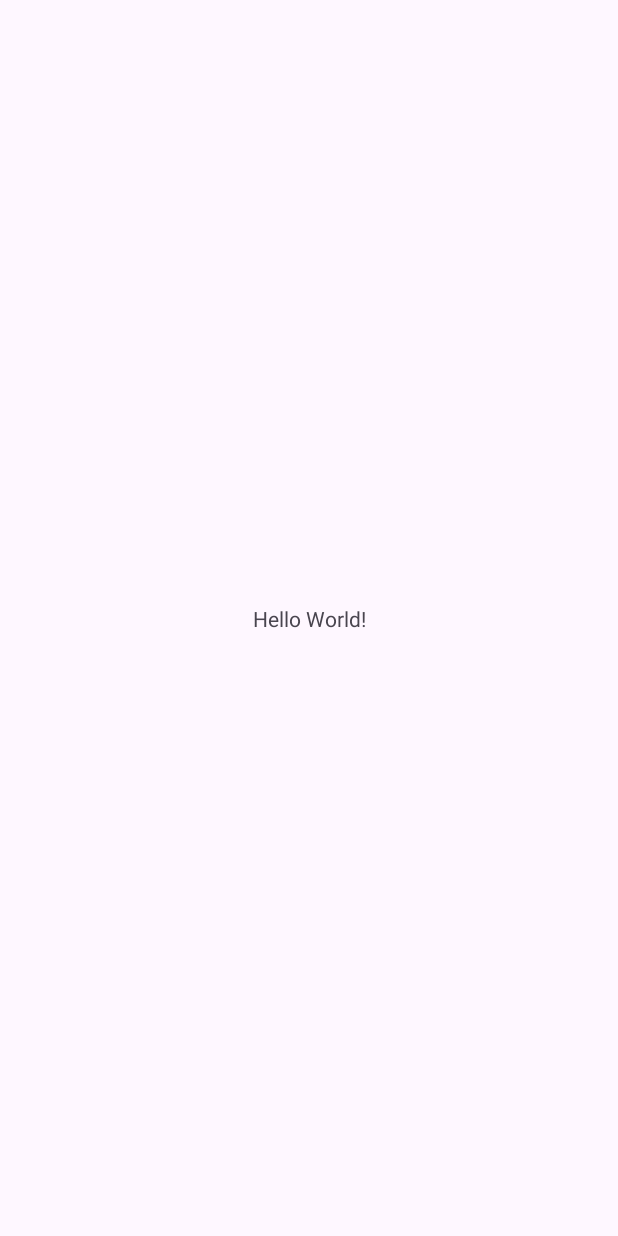
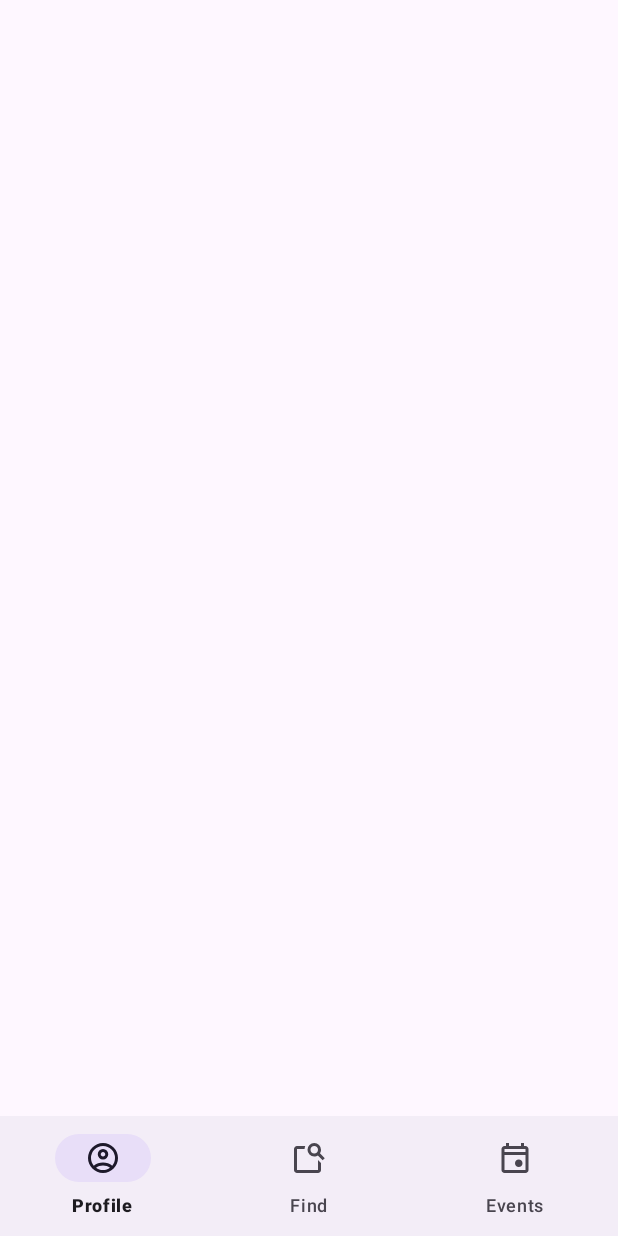
Before and after one commit to CMPUT301F25Syzygy/Syzygy-EventApp, an Android app: the screen it shows after launch (MainActivity), on a phone screen of 412 x 824 dp. Before the commit the screen is almost empty. Run offline under Robolectric (Android 15) with nearby library versions, the phone set to English and light mode, and no system bars.

Commit message:
add NavigationStackFragment

```diff
--- a/SyzygyEventApp/app/src/main/java/com/example/syzygy_eventapp/MainActivity.java
+++ b/SyzygyEventApp/app/src/main/java/com/example/syzygy_eventapp/MainActivity.java
@@ -1,24 +1,41 @@
 package com.example.syzygy_eventapp;
 
 import android.os.Bundle;
+import android.view.MenuItem;
 
-import androidx.activity.EdgeToEdge;
 import androidx.appcompat.app.AppCompatActivity;
-import androidx.core.graphics.Insets;
-import androidx.core.view.ViewCompat;
-import androidx.core.view.WindowInsetsCompat;
 
-public class MainActivity extends AppCompatActivity {
+import androidx.fragment.app.Fragment;
+import androidx.fragment.app.FragmentManager;
+import com.google.android.material.navigation.NavigationBarView.OnItemSelectedListener;
+
+public class MainActivity extends AppCompatActivity implements OnItemSelectedListener {
+    private NavigationStackFragment navStack;
 
     @Override
     protected void onCreate(Bundle savedInstanceState) {
         super.onCreate(savedInstanceState);
-        EdgeToEdge.enable(this);
         setContentView(R.layout.activity_main);
-        ViewCompat.setOnApplyWindowInsetsListener(findViewById(R.id.main), (v, insets) -> {
-            Insets systemBars = insets.getInsets(WindowInsetsCompat.Type.systemBars());
-            v.setPadding(systemBars.left, systemBars.top, systemBars.right, systemBars.bottom);
-            return insets;
-        });
+
+        navStack = new NavigationStackFragment();
+
+        FragmentManager manager = getSupportFragmentManager();
+        manager.beginTransaction()
+                .replace(R.id.activity_main, navStack)
+                .commit();
+
+        navStack.pushScreen(new Fragment()); // empty screen
+
+        navStack.setScreenNavMenu(0, R.menu.entrant_nav_menu, this);
+        // navStack.setScreenNavMenu(0, R.menu.organizer_nav_menu, this);
+        // navStack.setScreenNavMenu(0, R.menu.admin_nav_menu, this);
+    }
+
+    public boolean onNavigationItemSelected(MenuItem item) {
+        int id = item.getItemId();
+
+        // do screen replacement
+
+        return true;
     }
 }
--- /dev/null
+++ b/SyzygyEventApp/app/src/main/java/com/example/syzygy_eventapp/NavigationStackFragment.java
@@ -0,0 +1,195 @@
+package com.example.syzygy_eventapp;
+
+import android.os.Bundle;
+
+import androidx.fragment.app.Fragment;
+import androidx.fragment.app.FragmentManager;
+
+import android.view.LayoutInflater;
+import android.view.MenuItem;
+import android.view.View;
+import android.view.ViewGroup;
+
+import com.google.android.material.bottomnavigation.BottomNavigationView;
+import com.google.android.material.navigation.NavigationBarView.OnItemSelectedListener;
+
+import java.util.Stack;
+
+/**
+ * Manages a stack of different screens (fragments) that can be pushed and popped.
+ * This allows one screen to open a sub screen and then return back.
+ * Allows displays a bottom navigation bar which screens can customize and then listen to.
+ */
+public class NavigationStackFragment extends Fragment implements OnItemSelectedListener {
+    private static class Screen {
+        public Fragment fragment;
+        public OnItemSelectedListener listener = null;
+        public Integer menuResId = null;
+        public Integer menuSelectedItemId = null;
+
+        Screen(Fragment fragment) {
+            this.fragment = fragment;
+        }
+    }
+
+    final private Stack<Screen> screenStack = new Stack<>();
+    private BottomNavigationView navBar;
+    private Screen displayedScreen = null;
+
+    @Override
+    public View onCreateView(LayoutInflater inflater, ViewGroup container,
+                             Bundle savedInstanceState) {
+        // Inflate the layout for this fragment
+        View view = inflater.inflate(R.layout.fragment_navigation_stack, container, false);
+
+        navBar = view.findViewById(R.id.bottom_nav_bar);
+
+        refreshNavBar();
+
+        navBar.setOnItemSelectedListener(this);
+
+        return view;
+    }
+
+    /**
+     * Handles when a nav item is clicked, calling whatever callback is associated.
+     * @param item the selected item
+     * @return true if the item should be shown as selected
+     */
+    public boolean onNavigationItemSelected(MenuItem item) {
+        int id = item.getItemId();
+
+        Screen menuScreen = getCurrentMenuScreen();
+        menuScreen.menuSelectedItemId = id;
+
+        return menuScreen.listener.onNavigationItemSelected(item);
+    }
+
+    /**
+     * Adds a screen to the stack.
+     * @param fragment a fragment with new screen contents
+     */
+    public void pushScreen(Fragment fragment) {
+        FragmentManager manager = getParentFragmentManager();
+        manager.beginTransaction()
+                .replace(R.id.fragment_frame, fragment)
+                .commit();
+
+        screenStack.push(new Screen(fragment));
+        refreshNavBar();
+    }
+
+    /**
+     * Remove the screen on the top of the stack. Goes back to a previous screen.
+     */
+    public void popScreen() {
+        Screen screen = screenStack.pop();
+
+        FragmentManager manager = getParentFragmentManager();
+        manager.beginTransaction()
+                .replace(R.id.fragment_frame, screen.fragment)
+                .commit();
+
+        refreshNavBar();
+    }
+
+    /**
+     * Replaces the screen at the top of the stack, keeping whatever nav menu may have had.
+     * This means the old screen's onNavigationItemSelected listener can still be called.
+     * @param fragment a fragment to replace the screen contents
+     */
+    public void replaceScreen(Fragment fragment) {
+        FragmentManager manager = getParentFragmentManager();
+        manager.beginTransaction()
+                .replace(R.id.fragment_frame, fragment)
+                .commit();
+
+        if (screenStack.isEmpty()) {
+            screenStack.push(new Screen(fragment));
+        } else {
+            Screen screen = screenStack.peek();
+            screen.fragment = fragment;
+        }
+
+        refreshNavBar();
+    }
+
+    /**
+     * Calls {@link #setScreenNavMenu(int, int, OnItemSelectedListener)} with the index of the top stack item
+     */
+    public void setScreenNavMenu(int menuResId, OnItemSelectedListener listener) {
+        setScreenNavMenu(screenStack.size() - 1 , menuResId, listener);
+    }
+
+    /**
+     * Sets the navigation menu for a screen.
+     * Any screens above it without their own navigation menu will use the first menu below them in the stack.
+     * Using index 0 will change the main menu.
+     * @param index index into the stack where the menu is being added
+     * @param menuResId the resource ID of the menu
+     * @param listener a listener to respond to onNavigationItemSelected calls
+     */
+    public void setScreenNavMenu(int index, int menuResId, OnItemSelectedListener listener) {
+        Screen screen = screenStack.get(index);
+        screen.listener = listener;
+        screen.menuResId = menuResId;
+
+        refreshNavBar();
+    }
+
+    /**
+     * Refreshing the nav menu with any changes that have happened
+     */
+    private void refreshNavBar() {
+        Screen menuScreen = getCurrentMenuScreen();
+
+        if (navBar != null) {
+            if (menuScreen == null) {
+                clearNavBar();
+            } else if (displayedScreen == null || !displayedScreen.equals(menuScreen)) {
+                System.out.println(displayedScreen);
+                inflateIntoNavBar(menuScreen);
+            }
+        }
+    }
+
+    /**
+     * Opens a new menu in the bottom nav bar, while clearing the old one
+     */
+    private void inflateIntoNavBar(Screen screen) {
+        clearNavBar();
+        navBar.inflateMenu(screen.menuResId);
+        displayedScreen = screen;
+
+        if (screen.menuSelectedItemId != null) {
+            // wait for the nav bar to finish setting up
+            navBar.post(() -> {
+                navBar.setSelectedItemId(screen.menuSelectedItemId);
+            });
+        } else {
+            screen.menuSelectedItemId = navBar.getSelectedItemId();
+        }
+    }
+
+    /**
+     * Clears the nav bar menu so it has no buttons
+     */
+    private void clearNavBar() {
+        navBar.getMenu().clear();
+        displayedScreen = null;
+    }
+
+    /**
+     * Finds the top-most screen with a nav menu assigned to it using {@link #setScreenNavMenu(int, int, OnItemSelectedListener)}.
+     * This screen has the menu that should be rendered to the nav bar.
+     * @return the screen with the current nav menu
+     */
+    private Screen getCurrentMenuScreen() {
+        for(int i = screenStack.size() - 1; i >= 0; i--) {
+            Screen screen = screenStack.get(i);
+            if (screen.menuResId != null) return screen;
+        }
+
+        return null;
+    }
+}
--- /dev/null
+++ b/SyzygyEventApp/app/src/main/res/drawable/outline_admin_24.xml
@@ -0,0 +1,5 @@
+<vector xmlns:android="http://schemas.android.com/apk/res/android" android:height="24dp" android:tint="#000000" android:viewportHeight="960" android:viewportWidth="960" android:width="24dp">
+
+    <path android:fillColor="@android:color/white" android:pathData="M680,680Q705,680 722.5,662.5Q740,645 740,620Q740,595 722.5,577.5Q705,560 680,560Q655,560 637.5,577.5Q620,595 620,620Q620,645 637.5,662.5Q655,680 680,680ZM680,800Q711,800 737,785.5Q763,771 779,747Q757,734 732,727Q707,720 680,720Q653,720 628,727Q603,734 581,747Q597,771 623,785.5Q649,800 680,800ZM480,880Q341,845 250.5,720.5Q160,596 160,444L160,200L480,80L800,200L800,427Q781,419 761,412.5Q741,406 720,403L720,256L480,166L240,256L240,444Q240,491 252.5,538Q265,585 287.5,627.5Q310,670 342,706Q374,742 413,766L413,766Q424,798 442,827Q460,856 483,879Q482,879 481.5,879.5Q481,880 480,880ZM680,880Q597,880 538.5,821.5Q480,763 480,680Q480,597 538.5,538.5Q597,480 680,480Q763,480 821.5,538.5Q880,597 880,680Q880,763 821.5,821.5Q763,880 680,880ZM480,466L480,466Q480,466 480,466Q480,466 480,466Q480,466 480,466Q480,466 480,466L480,466L480,466L480,466L480,466Q480,466 480,466Q480,466 480,466Q480,466 480,466Q480,466 480,466Q480,466 480,466Q480,466 480,466Z"/>
+
+</vector>
--- /dev/null
+++ b/SyzygyEventApp/app/src/main/res/drawable/outline_arrow_back_24.xml
@@ -0,0 +1,5 @@
+<vector xmlns:android="http://schemas.android.com/apk/res/android" android:autoMirrored="true" android:height="24dp" android:tint="#000000" android:viewportHeight="960" android:viewportWidth="960" android:width="24dp">
+
+    <path android:fillColor="@android:color/white" android:pathData="M313,520L537,744L480,800L160,480L480,160L537,216L313,440L800,440L800,520L313,520Z"/>
+
+</vector>
--- /dev/null
+++ b/SyzygyEventApp/app/src/main/res/drawable/outline_event_24.xml
@@ -0,0 +1,5 @@
+<vector xmlns:android="http://schemas.android.com/apk/res/android" android:height="24dp" android:tint="#000000" android:viewportHeight="960" android:viewportWidth="960" android:width="24dp">
+
+    <path android:fillColor="@android:color/white" android:pathData="M580,720Q538,720 509,691Q480,662 480,620Q480,578 509,549Q538,520 580,520Q622,520 651,549Q680,578 680,620Q680,662 651,691Q622,720 580,720ZM200,880Q167,880 143.5,856.5Q120,833 120,800L120,240Q120,207 143.5,183.5Q167,160 200,160L240,160L240,80L320,80L320,160L640,160L640,80L720,80L720,160L760,160Q793,160 816.5,183.5Q840,207 840,240L840,800Q840,833 816.5,856.5Q793,880 760,880L200,880ZM200,800L760,800Q760,800 760,800Q760,800 760,800L760,400L200,400L200,800Q200,800 200,800Q200,800 200,800ZM200,320L760,320L760,240Q760,240 760,240Q760,240 760,240L200,240Q200,240 200,240Q200,240 200,240L200,320ZM200,320L200,240Q200,240 200,240Q200,240 200,240L200,240Q200,240 200,240Q200,240 200,240L200,320Z"/>
+
+</vector>
--- /dev/null
+++ b/SyzygyEventApp/app/src/main/res/drawable/outline_organize_24.xml
@@ -0,0 +1,5 @@
+<vector xmlns:android="http://schemas.android.com/apk/res/android" android:height="24dp" android:tint="#000000" android:viewportHeight="960" android:viewportWidth="960" android:width="24dp">
+
+    <path android:fillColor="@android:color/white" android:pathData="M200,840Q167,840 143.5,816.5Q120,793 120,760L120,200Q120,167 143.5,143.5Q167,120 200,120L367,120Q378,85 410,62.5Q442,40 480,40Q520,40 551.5,62.5Q583,85 594,120L760,120Q793,120 816.5,143.5Q840,167 840,200L840,760Q840,793 816.5,816.5Q793,840 760,840L200,840ZM200,760L760,760Q760,760 760,760Q760,760 760,760L760,200Q760,200 760,200Q760,200 760,200L680,200L680,320L280,320L280,200L200,200Q200,200 200,200Q200,200 200,200L200,760Q200,760 200,760Q200,760 200,760ZM480,200Q497,200 508.5,188.5Q520,177 520,160Q520,143 508.5,131.5Q497,120 480,120Q463,120 451.5,131.5Q440,143 440,160Q440,177 451.5,188.5Q463,200 480,200Z"/>
+
+</vector>
--- /dev/null
+++ b/SyzygyEventApp/app/src/main/res/drawable/outline_profile_24.xml
@@ -0,0 +1,5 @@
+<vector xmlns:android="http://schemas.android.com/apk/res/android" android:height="24dp" android:tint="#000000" android:viewportHeight="960" android:viewportWidth="960" android:width="24dp">
+
+    <path android:fillColor="@android:color/white" android:pathData="M234,684Q285,645 348,622.5Q411,600 480,600Q549,600 612,622.5Q675,645 726,684Q761,643 780.5,591Q800,539 800,480Q800,347 706.5,253.5Q613,160 480,160Q347,160 253.5,253.5Q160,347 160,480Q160,539 179.5,591Q199,643 234,684ZM480,520Q421,520 380.5,479.5Q340,439 340,380Q340,321 380.5,280.5Q421,240 480,240Q539,240 579.5,280.5Q620,321 620,380Q620,439 579.5,479.5Q539,520 480,520ZM480,880Q397,880 324,848.5Q251,817 197,763Q143,709 111.5,636Q80,563 80,480Q80,397 111.5,324Q143,251 197,197Q251,143 324,111.5Q397,80 480,80Q563,80 636,111.5Q709,143 763,197Q817,251 848.5,324Q880,397 880,480Q880,563 848.5,636Q817,709 763,763Q709,817 636,848.5Q563,880 480,880ZM480,800Q533,800 580,784.5Q627,769 666,740Q627,711 580,695.5Q533,680 480,680Q427,680 380,695.5Q333,711 294,740Q333,769 380,784.5Q427,800 480,800ZM480,440Q506,440 523,423Q540,406 540,380Q540,354 523,337Q506,320 480,320Q454,320 437,337Q420,354 420,380Q420,406 437,423Q454,440 480,440ZM480,380Q480,380 480,380Q480,380 480,380Q480,380 480,380Q480,380 480,380Q480,380 480,380Q480,380 480,380Q480,380 480,380Q480,380 480,380ZM480,740Q480,740 480,740Q480,740 480,740Q480,740 480,740Q480,740 480,740Q480,740 480,740Q480,740 480,740Q480,740 480,740Q480,740 480,740Z"/>
+
+</vector>
--- /dev/null
+++ b/SyzygyEventApp/app/src/main/res/drawable/outline_search_24.xml
@@ -0,0 +1,5 @@
+<vector xmlns:android="http://schemas.android.com/apk/res/android" android:height="24dp" android:tint="#000000" android:viewportHeight="960" android:viewportWidth="960" android:width="24dp">
+
+    <path android:fillColor="@android:color/white" android:pathData="M720,530L800,610L800,800Q800,833 776.5,856.5Q753,880 720,880L160,880Q127,880 103.5,856.5Q80,833 80,800L80,240Q80,207 103.5,183.5Q127,160 160,160L380,160Q372,178 368,198.5Q364,219 362,240L160,240Q160,240 160,240Q160,240 160,240L160,800Q160,800 160,800Q160,800 160,800L720,800Q720,800 720,800Q720,800 720,800L720,530ZM772,356L900,484L844,540L716,412Q695,424 671,432Q647,440 620,440Q545,440 492.5,387.5Q440,335 440,260Q440,185 492.5,132.5Q545,80 620,80Q695,80 747.5,132.5Q800,185 800,260Q800,287 792,311Q784,335 772,356ZM620,360Q662,360 691,331Q720,302 720,260Q720,218 691,189Q662,160 620,160Q578,160 549,189Q520,218 520,260Q520,302 549,331Q578,360 620,360ZM160,530L160,800Q160,800 160,800Q160,800 160,800L160,800Q160,800 160,800Q160,800 160,800L160,240Q160,240 160,240Q160,240 160,240L160,240Q160,357 160,438.5Q160,520 160,520Q160,520 160,517Q160,514 160,508L160,530Z"/>
+
+</vector>
--- a/SyzygyEventApp/app/src/main/res/layout/activity_main.xml
+++ b/SyzygyEventApp/app/src/main/res/layout/activity_main.xml
@@ -2,18 +2,8 @@
 <androidx.constraintlayout.widget.ConstraintLayout xmlns:android="http://schemas.android.com/apk/res/android"
     xmlns:app="http://schemas.android.com/apk/res-auto"
     xmlns:tools="http://schemas.android.com/tools"
-    android:id="@+id/main"
+    android:id="@+id/activity_main"
     android:layout_width="match_parent"
-    android:layout_height="match_parent"
-    tools:context=".MainActivity">
-
-    <TextView
-        android:layout_width="wrap_content"
-        android:layout_height="wrap_content"
-        android:text="Hello World!"
-        app:layout_constraintBottom_toBottomOf="parent"
-        app:layout_constraintEnd_toEndOf="parent"
-        app:layout_constraintStart_toStartOf="parent"
-        app:layout_constraintTop_toTopOf="parent" />
+    android:layout_height="match_parent">
 
 </androidx.constraintlayout.widget.ConstraintLayout>
--- /dev/null
+++ b/SyzygyEventApp/app/src/main/res/layout/fragment_navigation_stack.xml
@@ -0,0 +1,27 @@
+<?xml version="1.0" encoding="utf-8"?>
+<androidx.constraintlayout.widget.ConstraintLayout xmlns:android="http://schemas.android.com/apk/res/android"
+    xmlns:app="http://schemas.android.com/apk/res-auto"
+    xmlns:tools="http://schemas.android.com/tools"
+    android:id="@+id/fragment_navigation_bar"
+    android:layout_width="match_parent"
+    android:layout_height="match_parent">
+
+    <FrameLayout
+        android:id="@+id/fragment_frame"
+        android:layout_width="match_parent"
+        android:layout_height="0dp"
+        app:layout_constraintBottom_toTopOf="@+id/bottom_nav_bar"
+        app:layout_constraintEnd_toEndOf="parent"
+        app:layout_constraintStart_toStartOf="parent"
+        app:layout_constraintTop_toTopOf="parent" />
+
+    <com.google.android.material.bottomnavigation.BottomNavigationView
+        android:id="@+id/bottom_nav_bar"
+        android:layout_width="match_parent"
+        android:layout_height="wrap_content"
+        app:layout_constraintStart_toEndOf="@id/fragment_frame"
+        app:layout_constraintBottom_toBottomOf="parent"
+        app:layout_constraintEnd_toEndOf="parent"
+        app:layout_constraintStart_toStartOf="parent" />
+
+</androidx.constraintlayout.widget.ConstraintLayout>
--- /dev/null
+++ b/SyzygyEventApp/app/src/main/res/menu/admin_nav_menu.xml
@@ -0,0 +1,23 @@
+<?xml version="1.0" encoding="utf-8"?>
+<menu xmlns:android="http://schemas.android.com/apk/res/android">
+    <item
+        android:id="@+id/profile_nav_button"
+        android:title="Profile"
+        android:icon="@drawable/outline_profile_24"/>
+    <item
+        android:id="@+id/find_nav_button"
+        android:title="Find"
+        android:icon="@drawable/outline_search_24"/>
+    <item
+        android:id="@+id/events_nav_button"
+        android:title="Events"
+        android:icon="@drawable/outline_event_24"/>
+    <item
+        android:id="@+id/organize_nav_button"
+        android:title="Organize"
+        android:icon="@drawable/outline_organize_24"/>
+    <item
+        android:id="@+id/admin_nav_button"
+        android:title="Admin"
+        android:icon="@drawable/outline_admin_24"/>
+</menu>
--- /dev/null
+++ b/SyzygyEventApp/app/src/main/res/menu/back_nav_menu.xml
@@ -0,0 +1,7 @@
+<?xml version="1.0" encoding="utf-8"?>
+<menu xmlns:android="http://schemas.android.com/apk/res/android">
+    <item
+        android:id="@+id/profile_nav_button"
+        android:title="Back"
+        android:icon="@drawable/outline_arrow_back_24"/>
+</menu>
--- /dev/null
+++ b/SyzygyEventApp/app/src/main/res/menu/entrant_nav_menu.xml
@@ -0,0 +1,15 @@
+<?xml version="1.0" encoding="utf-8"?>
+<menu xmlns:android="http://schemas.android.com/apk/res/android">
+    <item
+        android:id="@+id/profile_nav_button"
+        android:title="Profile"
+        android:icon="@drawable/outline_profile_24"/>
+    <item
+        android:id="@+id/find_nav_button"
+        android:title="Find"
+        android:icon="@drawable/outline_search_24"/>
+    <item
+        android:id="@+id/events_nav_button"
+        android:title="Events"
+        android:icon="@drawable/outline_event_24"/>
+</menu>
--- /dev/null
+++ b/SyzygyEventApp/app/src/main/res/menu/organizer_nav_menu.xml
@@ -0,0 +1,19 @@
+<?xml version="1.0" encoding="utf-8"?>
+<menu xmlns:android="http://schemas.android.com/apk/res/android">
+    <item
+        android:id="@+id/profile_nav_button"
+        android:title="Profile"
+        android:icon="@drawable/outline_profile_24"/>
+    <item
+        android:id="@+id/find_nav_button"
+        android:title="Find"
+        android:icon="@drawable/outline_search_24"/>
+    <item
+        android:id="@+id/events_nav_button"
+        android:title="Events"
+        android:icon="@drawable/outline_event_24"/>
+    <item
+        android:id="@+id/organize_nav_button"
+        android:title="Organize"
+        android:icon="@drawable/outline_organize_24"/>
+</menu>
```
